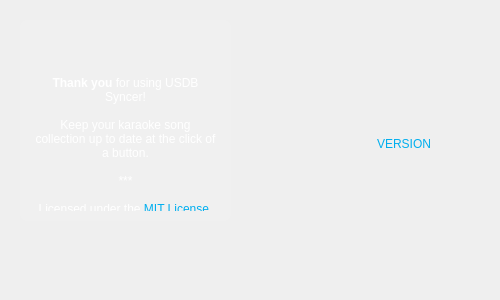
Old version of the form src/usdb_syncer/gui/forms/AboutDialog.ui in the repository bohning/usdb_syncer.
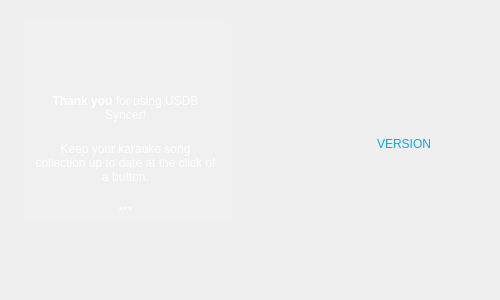
New version of the form. Icons and pictures are not drawn.

Patch:
```diff
--- a/src/usdb_syncer/gui/forms/AboutDialog.ui
+++ b/src/usdb_syncer/gui/forms/AboutDialog.ui
@@ -143,11 +143,12 @@
 hr { height: 1px; border-width: 0; }
 li.unchecked::marker { content: &quot;\2610&quot;; }
 li.checked::marker { content: &quot;\2612&quot;; }
-&lt;/style&gt;&lt;/head&gt;&lt;body style=&quot; font-family:'Segoe UI'; font-size:9pt; font-weight:400; font-style:normal;&quot;&gt;
-&lt;p align=&quot;center&quot; style=&quot; margin-top:0px; margin-bottom:0px; margin-left:0px; margin-right:0px; -qt-block-indent:0; text-indent:0px;&quot;&gt;&lt;br /&gt;&lt;br /&gt;&lt;br /&gt;&lt;span style=&quot; font-weight:700;&quot;&gt;Thank you&lt;/span&gt; for using USDB Syncer!&lt;br /&gt;&lt;br /&gt;Keep your karaoke song collection up to date at the click of a button.&lt;br /&gt;&lt;br /&gt;***&lt;br /&gt;&lt;br /&gt;Licensed under the &lt;a href=&quot;https://mit-license.org/&quot;&gt;&lt;span style=&quot; text-decoration: underline; color:#00aeef;&quot;&gt;MIT License&lt;/span&gt;&lt;/a&gt;.&lt;br /&gt;Find the source code on &lt;a href=&quot;https://github.com/bohning/usdb_syncer/&quot;&gt;&lt;span style=&quot; text-decoration: underline; color:#00aeef;&quot;&gt;GitHub&lt;/span&gt;&lt;/a&gt;.&lt;br /&gt;&lt;br /&gt;&lt;br /&gt;***&lt;/p&gt;
-&lt;p align=&quot;center&quot; style=&quot; margin-top:0px; margin-bottom:0px; margin-left:0px; margin-right:0px; -qt-block-indent:0; text-indent:0px;&quot;&gt;&lt;br /&gt;&lt;span style=&quot; font-weight:700;&quot;&gt;More info&lt;/span&gt;&lt;br /&gt;&lt;a href=&quot;https://github.com/bohning/usdb_syncer/wiki&quot;&gt;&lt;span style=&quot; text-decoration: underline; color:#00aeef;&quot;&gt;USDB Syncer Wiki&lt;/span&gt;&lt;/a&gt;&lt;br /&gt;&lt;/p&gt;
-&lt;p align=&quot;center&quot; style=&quot; margin-top:0px; margin-bottom:0px; margin-left:0px; margin-right:0px; -qt-block-indent:0; text-indent:0px;&quot;&gt;&lt;br /&gt;***&lt;br /&gt;&lt;br /&gt;&lt;span style=&quot; font-weight:700;&quot;&gt;Support&lt;/span&gt;&lt;br /&gt;You can support the developers by buying them some &lt;a href=&quot;https://www.buymeacoffee.com/usdbsyncer&quot;&gt;&lt;span style=&quot; text-decoration: underline; color:#00aeef;&quot;&gt;vegan pizza!&lt;/span&gt;&lt;/a&gt;&lt;br /&gt;&lt;br /&gt;&lt;br /&gt;***&lt;br /&gt;&lt;br /&gt;&lt;span style=&quot; font-weight:700;&quot;&gt;Main Programmers&lt;/span&gt;&lt;br /&gt;bohning&lt;br /&gt;RumovZ&lt;br /&gt;&lt;br /&gt;&lt;span style=&quot; font-weight:700;&quot;&gt;Contributing Programmers&lt;/span&gt;&lt;br /&gt;mjhalwa&lt;br /&gt;g3n35i5&lt;br /&gt;BWagener&lt;br /&gt;&lt;br /&gt;***&lt;br /&gt;&lt;br /&gt;&lt;span style=&quot; font-weight:700;&quot;&gt;Application Icon&lt;/span&gt;&lt;br /&gt;rawpixel.com on Freepik&lt;br /&gt;Website: &lt;a href=&quot;https://www.freepik.com/free-vector/pink-neon-cloud-icon-digital-networking-system_16406257.htm&quot;&gt;&lt;span style=&quot; text-decoration: underline; color:#00aeef;&quot;&gt;freepik.com&lt;/span&gt;&lt;/a&gt;&lt;br /&gt;&lt;br /&gt;&lt;span style=&quot; font-weight:700;&quot;&gt;Fugue Icons&lt;/span&gt;&lt;br /&gt;© 2021 Yusuke Kamiyamane&lt;br /&gt;Website: &lt;a href=&quot;https://p.yusukekamiyamane.com/&quot;&gt;&lt;span style=&quot; text-decoration: underline; color:#00aeef;&quot;&gt;p.yusukekamiyamane.com/&lt;/span&gt;&lt;/a&gt;&lt;br /&gt;License: &lt;a href=&quot;http://creativecommons.org/licenses/by/3.0&quot;&gt;&lt;span style=&quot; text-decoration: underline; color:#00aeef;&quot;&gt;CC Attribution 3.0 Unported&lt;/span&gt;&lt;/a&gt;&lt;br /&gt;&lt;br /&gt;***&lt;br /&gt;&lt;br /&gt;&lt;span style=&quot; font-weight:700;&quot;&gt;Testers&lt;/span&gt;&lt;br /&gt;Rakuri&lt;br /&gt;Hoanzl&lt;br /&gt;GrüneNeun&lt;br /&gt;&lt;br /&gt;&lt;br /&gt;&lt;br /&gt;&lt;br /&gt;&lt;span style=&quot; font-weight:700;&quot;&gt;Copyright © 2023&lt;/span&gt;&lt;/p&gt;
-&lt;p style=&quot;-qt-paragraph-type:empty; margin-top:0px; margin-bottom:0px; margin-left:0px; margin-right:0px; -qt-block-indent:0; text-indent:0px; font-family:'.AppleSystemUIFont'; font-size:13pt;&quot;&gt;&lt;br /&gt;&lt;/p&gt;&lt;/body&gt;&lt;/html&gt;</string>
+&lt;/style&gt;&lt;/head&gt;&lt;body style=&quot; font-family:'.AppleSystemUIFont'; font-size:13pt; font-weight:400; font-style:normal;&quot;&gt;
+&lt;p align=&quot;center&quot; style=&quot; margin-top:0px; margin-bottom:0px; margin-left:0px; margin-right:0px; -qt-block-indent:0; text-indent:0px;&quot;&gt;&lt;span style=&quot; font-size:9pt;&quot;&gt;&lt;br /&gt;&lt;br /&gt;&lt;br /&gt;&lt;/span&gt;&lt;span style=&quot; font-size:9pt; font-weight:700;&quot;&gt;Thank you&lt;/span&gt;&lt;span style=&quot; font-size:9pt;&quot;&gt; for using USDB Syncer!&lt;br /&gt;&lt;br /&gt;Keep your karaoke song collection up to date at the click of a button.&lt;br /&gt;&lt;br /&gt;***&lt;br /&gt;&lt;br /&gt;Licensed under the &lt;/span&gt;&lt;a href=&quot;https://mit-license.org/&quot;&gt;&lt;span style=&quot; font-size:9pt; text-decoration: underline; color:#00aeef;&quot;&gt;MIT License&lt;/span&gt;&lt;/a&gt;&lt;span style=&quot; font-size:9pt;&quot;&gt;.&lt;br /&gt;Find the source code on &lt;/span&gt;&lt;a href=&quot;https://github.com/bohning/usdb_syncer/&quot;&gt;&lt;span style=&quot; font-size:9pt; text-decoration: underline; color:#00aeef;&quot;&gt;GitHub&lt;/span&gt;&lt;/a&gt;&lt;span style=&quot; font-size:9pt;&quot;&gt;.&lt;br /&gt;&lt;br /&gt;&lt;br /&gt;***&lt;/span&gt;&lt;/p&gt;
+&lt;p align=&quot;center&quot; style=&quot; margin-top:0px; margin-bottom:0px; margin-left:0px; margin-right:0px; -qt-block-indent:0; text-indent:0px;&quot;&gt;&lt;span style=&quot; font-size:9pt;&quot;&gt;&lt;br /&gt;&lt;/span&gt;&lt;span style=&quot; font-size:9pt; font-weight:700;&quot;&gt;More info&lt;/span&gt;&lt;span style=&quot; font-size:9pt;&quot;&gt;&lt;br /&gt;&lt;/span&gt;&lt;a href=&quot;https://github.com/bohning/usdb_syncer/wiki&quot;&gt;&lt;span style=&quot; font-size:9pt; text-decoration: underline; color:#00aeef;&quot;&gt;USDB Syncer Wiki&lt;/span&gt;&lt;/a&gt;&lt;span style=&quot; font-size:9pt;&quot;&gt;&lt;br /&gt;&lt;/span&gt;&lt;/p&gt;
+&lt;p align=&quot;center&quot; style=&quot; margin-top:0px; margin-bottom:0px; margin-left:0px; margin-right:0px; -qt-block-indent:0; text-indent:0px;&quot;&gt;&lt;span style=&quot; font-size:9pt;&quot;&gt;&lt;br /&gt;***&lt;br /&gt;&lt;br /&gt;&lt;/span&gt;&lt;span style=&quot; font-size:9pt; font-weight:700;&quot;&gt;Support&lt;/span&gt;&lt;span style=&quot; font-size:9pt;&quot;&gt;&lt;br /&gt;You can support the developers by buying them some &lt;/span&gt;&lt;a href=&quot;https://www.buymeacoffee.com/usdbsyncer&quot;&gt;&lt;span style=&quot; font-size:9pt; text-decoration: underline; color:#00aeef;&quot;&gt;vegan pizza!&lt;/span&gt;&lt;/a&gt;&lt;span style=&quot; font-size:9pt;&quot;&gt;&lt;br /&gt;&lt;br /&gt;&lt;br /&gt;***&lt;br /&gt;&lt;br /&gt;&lt;/span&gt;&lt;span style=&quot; font-size:9pt; font-weight:700;&quot;&gt;Main Programmers&lt;/span&gt;&lt;span style=&quot; font-size:9pt;&quot;&gt;&lt;br /&gt;bohning&lt;br /&gt;RumovZ&lt;/span&gt;&lt;/p&gt;
+&lt;p align=&quot;center&quot; style=&quot; margin-top:0px; margin-bottom:0px; margin-left:0px; margin-right:0px; -qt-block-indent:0; text-indent:0px;&quot;&gt;&lt;span style=&quot; font-size:9pt;&quot;&gt;randompersona1&lt;br /&gt;&lt;br /&gt;&lt;/span&gt;&lt;span style=&quot; font-size:9pt; font-weight:700;&quot;&gt;Contributing Programmers&lt;/span&gt;&lt;span style=&quot; font-size:9pt;&quot;&gt;&lt;br /&gt;mjhalwa&lt;br /&gt;g3n35i5&lt;br /&gt;BWagener&lt;br /&gt;&lt;br /&gt;***&lt;br /&gt;&lt;br /&gt;&lt;/span&gt;&lt;span style=&quot; font-size:9pt; font-weight:700;&quot;&gt;Application Icon&lt;/span&gt;&lt;span style=&quot; font-size:9pt;&quot;&gt;&lt;br /&gt;rawpixel.com on Freepik&lt;br /&gt;Website: &lt;/span&gt;&lt;a href=&quot;https://www.freepik.com/free-vector/pink-neon-cloud-icon-digital-networking-system_16406257.htm&quot;&gt;&lt;span style=&quot; font-size:9pt; text-decoration: underline; color:#00aeef;&quot;&gt;freepik.com&lt;/span&gt;&lt;/a&gt;&lt;span style=&quot; font-size:9pt;&quot;&gt;&lt;br /&gt;&lt;br /&gt;&lt;/span&gt;&lt;span style=&quot; font-size:9pt; font-weight:700;&quot;&gt;Fugue Icons&lt;/span&gt;&lt;span style=&quot; font-size:9pt;&quot;&gt;&lt;br /&gt;© 2021 Yusuke Kamiyamane&lt;br /&gt;Website: &lt;/span&gt;&lt;a href=&quot;https://p.yusukekamiyamane.com/&quot;&gt;&lt;span style=&quot; font-size:9pt; text-decoration: underline; color:#00aeef;&quot;&gt;p.yusukekamiyamane.com/&lt;/span&gt;&lt;/a&gt;&lt;span style=&quot; font-size:9pt;&quot;&gt;&lt;br /&gt;License: &lt;/span&gt;&lt;a href=&quot;http://creativecommons.org/licenses/by/3.0&quot;&gt;&lt;span style=&quot; font-size:9pt; text-decoration: underline; color:#00aeef;&quot;&gt;CC Attribution 3.0 Unported&lt;/span&gt;&lt;/a&gt;&lt;span style=&quot; font-size:9pt;&quot;&gt;&lt;br /&gt;&lt;br /&gt;***&lt;br /&gt;&lt;br /&gt;&lt;/span&gt;&lt;span style=&quot; font-size:9pt; font-weight:700;&quot;&gt;Testers&lt;/span&gt;&lt;span style=&quot; font-size:9pt;&quot;&gt;&lt;br /&gt;Rakuri&lt;br /&gt;Hoanzl&lt;br /&gt;GrüneNeun&lt;br /&gt;&lt;br /&gt;&lt;br /&gt;&lt;br /&gt;&lt;br /&gt;&lt;/span&gt;&lt;span style=&quot; font-size:9pt; font-weight:700;&quot;&gt;Copyright © 2026&lt;/span&gt;&lt;/p&gt;
+&lt;p style=&quot;-qt-paragraph-type:empty; margin-top:0px; margin-bottom:0px; margin-left:0px; margin-right:0px; -qt-block-indent:0; text-indent:0px;&quot;&gt;&lt;br /&gt;&lt;/p&gt;&lt;/body&gt;&lt;/html&gt;</string>
    </property>
    <property name="openExternalLinks">
     <bool>true</bool>
```
Left out of the diff: 6 changed lines with no effect on the pictures.
